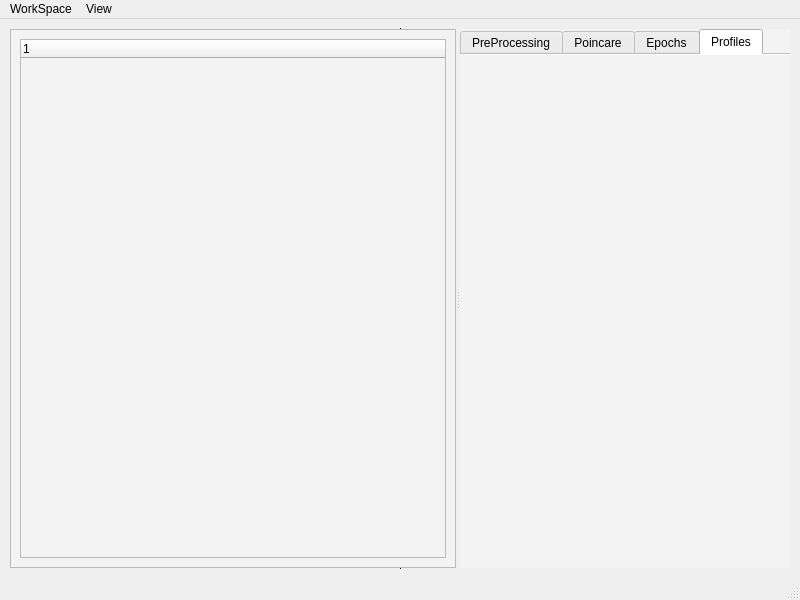
Old version of the form form.ui in the repository markspan/spectHR.
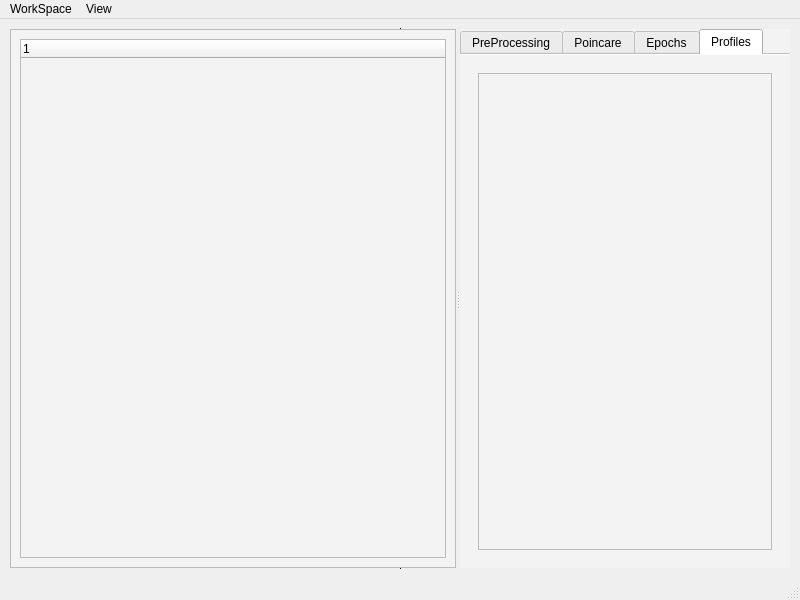
New version of the form. The open tabs and pages were chosen to show the change.

The edit to the form file:
```diff
--- a/form.ui
+++ b/form.ui
@@ -105,6 +105,31 @@
         <attribute name="title">
          <string>Profiles</string>
         </attribute>
+        <layout class="QHBoxLayout" name="horizontalLayout_5">
+         <item>
+          <widget class="QWidget" name="mplProfiles" native="true">
+           <layout class="QVBoxLayout" name="verticalLayout_2">
+            <item>
+             <widget class="QScrollArea" name="scrollArea">
+              <property name="widgetResizable">
+               <bool>true</bool>
+              </property>
+              <widget class="QWidget" name="scrollAreaWidgetContents">
+               <property name="geometry">
+                <rect>
+                 <x>0</x>
+                 <y>0</y>
+                 <width>293</width>
+                 <height>475</height>
+                </rect>
+               </property>
+              </widget>
+             </widget>
+            </item>
+           </layout>
+          </widget>
+         </item>
+        </layout>
        </widget>
       </widget>
      </widget>
```
Left out of the diff: 7 changed lines with no effect on the pictures.
